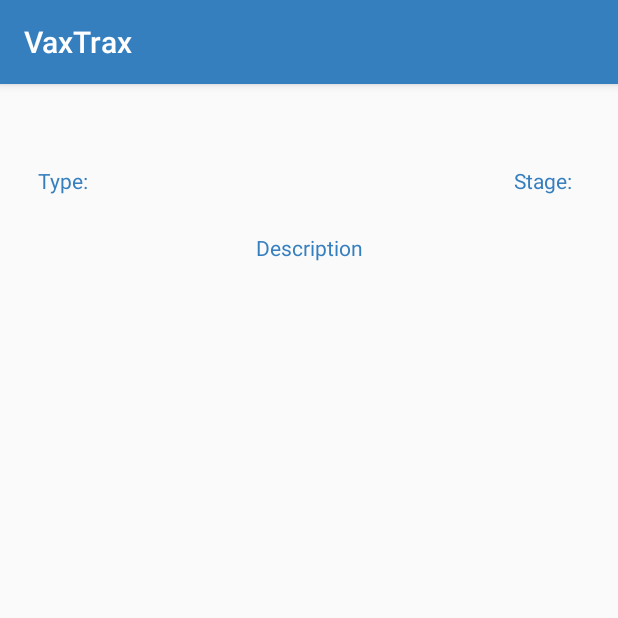
After one commit to shaamirnehal/VaxTrax, an Android app: the VaccinesDetail screen opened directly, with no data from a screen before it, on a phone screen of 412 x 824 dp, the top half of it. The commit adds this screen. Run offline under Robolectric (Android 15) with nearby library versions, the phone set to English and light mode, and no system bars; network calls fail.

Commit message:
Added vaccines details page and intent extras to get data

```diff
--- a/app/src/main/AndroidManifest.xml
+++ b/app/src/main/AndroidManifest.xml
@@ -12,7 +12,7 @@
         android:supportsRtl="true"
         android:theme="@style/AppTheme"
         android:usesCleartextTraffic="true">
-        <activity android:name=".vaccinesDetail"></activity>
+        <activity android:name=".VaccinesDetail"></activity>
         <activity android:name=".StatsCovid" />
         <activity android:name=".CovidPage" />
         <activity android:name=".VaccinePage" />
--- a/app/src/main/java/com/example/vaxtrax/RVadapter.java
+++ b/app/src/main/java/com/example/vaxtrax/RVadapter.java
@@ -1,6 +1,7 @@
 package com.example.vaxtrax;
 
 import android.content.Context;
+import android.content.Intent;
 import android.util.Log;
 import android.view.LayoutInflater;
 import android.view.View;
--- a/app/src/main/java/com/example/vaxtrax/VaccinePage.java
+++ b/app/src/main/java/com/example/vaxtrax/VaccinePage.java
@@ -1,12 +1,10 @@
 package com.example.vaxtrax;
 
 import androidx.appcompat.app.AppCompatActivity;
-import androidx.core.content.ContextCompat;
 import androidx.recyclerview.widget.LinearLayoutManager;
 import androidx.recyclerview.widget.RecyclerView;
 
 import android.content.Intent;
-import android.graphics.drawable.Drawable;
 import android.os.Bundle;
 import android.util.Log;
 import android.view.View;
@@ -79,7 +77,11 @@ public class VaccinePage extends AppCompatActivity implements RVadapter.ItemClic
 
     @Override
     public void onItemClick(View view, int position) {
-        Intent intent = new Intent(this, vaccinesDetail.class);
+        Intent intent = new Intent(this, VaccinesDetail.class);
+        intent.putExtra("name", vList.get(position).getName());
+        intent.putExtra("type", vList.get(position).getType());
+        intent.putExtra("stage", vList.get(position).getStage());
+        intent.putExtra("info", vList.get(position).getInfo());
         startActivity(intent);
     }
 }
--- /dev/null
+++ b/app/src/main/java/com/example/vaxtrax/VaccinesDetail.java
@@ -0,0 +1,41 @@
+package com.example.vaxtrax;
+
+import androidx.appcompat.app.AppCompatActivity;
+
+import android.content.Intent;
+import android.os.Bundle;
+import android.widget.TextView;
+
+import java.util.ArrayList;
+
+public class VaccinesDetail extends AppCompatActivity {
+    TextView tv_name;
+    TextView tv_type;
+    TextView tv_stage;
+    TextView tv_info;
+
+    @Override
+    protected void onCreate(Bundle savedInstanceState) {
+        super.onCreate(savedInstanceState);
+        setContentView(R.layout.activity_vaccines_detail);
+
+        Intent intent = getIntent();
+        String name = intent.getStringExtra("name");
+        String type = intent.getStringExtra("type");
+        String stage = intent.getStringExtra("stage");
+        String info = intent.getStringExtra("info");
+        Vaccines vac = new Vaccines(name, type, stage, info);
+
+        tv_name = findViewById(R.id.tv_name);
+        tv_type = findViewById(R.id.tv_type);
+        tv_stage = findViewById(R.id.tv_stage);
+        tv_info = findViewById(R.id.tv_info);
+
+
+        tv_name.setText(vac.getName());
+        tv_type.setText(vac.getType());
+        tv_stage.setText(vac.getStage());
+        tv_info.setText(vac.getInfo());
+
+    }
+}
--- a/app/src/main/java/com/example/vaxtrax/vaccinesDetail.java
+++ /dev/null
@@ -1,14 +0,0 @@
-package com.example.vaxtrax;
-
-import androidx.appcompat.app.AppCompatActivity;
-
-import android.os.Bundle;
-
-public class vaccinesDetail extends AppCompatActivity {
-
-    @Override
-    protected void onCreate(Bundle savedInstanceState) {
-        super.onCreate(savedInstanceState);
-        setContentView(R.layout.activity_vaccines_detail);
-    }
-}
--- a/app/src/main/res/layout/activity_vaccines_detail.xml
+++ b/app/src/main/res/layout/activity_vaccines_detail.xml
@@ -4,6 +4,78 @@
     xmlns:tools="http://schemas.android.com/tools"
     android:layout_width="match_parent"
     android:layout_height="match_parent"
-    tools:context=".vaccinesDetail">
+    tools:context=".VaccinesDetail">
 
+    <TextView
+        android:textColor="@color/colorPrimary"
+        android:id="@+id/tv_name"
+        android:layout_width="wrap_content"
+        android:layout_height="wrap_content"
+        android:layout_marginTop="10dp"
+        app:layout_constraintEnd_toEndOf="parent"
+        app:layout_constraintStart_toStartOf="parent"
+        app:layout_constraintTop_toTopOf="parent" />
+
+    <TextView
+        android:textColor="@color/colorPrimary"
+        android:id="@+id/type_display"
+        android:layout_width="wrap_content"
+        android:layout_height="wrap_content"
+        android:layout_marginStart="25dp"
+        android:layout_marginTop="25dp"
+        android:text="@string/type"
+        app:layout_constraintStart_toStartOf="parent"
+        app:layout_constraintTop_toBottomOf="@+id/tv_name" />
+
+    <TextView
+        android:textColor="@color/colorPrimary"
+        android:id="@+id/stage_display"
+        android:layout_width="wrap_content"
+        android:layout_height="wrap_content"
+        android:layout_marginTop="25dp"
+        android:layout_marginEnd="5dp"
+        android:text="@string/stage"
+        app:layout_constraintEnd_toStartOf="@+id/tv_stage"
+        app:layout_constraintTop_toBottomOf="@+id/tv_name" />
+
+    <TextView
+        android:textColor="@color/colorPrimary"
+        android:id="@+id/info_display"
+        android:layout_width="wrap_content"
+        android:layout_height="wrap_content"
+        android:layout_marginTop="25dp"
+        android:text="@string/description"
+        app:layout_constraintEnd_toEndOf="parent"
+        app:layout_constraintStart_toStartOf="parent"
+        app:layout_constraintTop_toBottomOf="@+id/type_display" />
+
+    <TextView
+        android:textColor="@color/colorPrimary"
+        android:id="@+id/tv_type"
+        android:layout_width="wrap_content"
+        android:layout_height="wrap_content"
+        android:layout_marginStart="5dp"
+        app:layout_constraintBottom_toBottomOf="@+id/type_display"
+        app:layout_constraintStart_toEndOf="@+id/type_display"
+        app:layout_constraintTop_toTopOf="@+id/type_display" />
+
+    <TextView
+        android:textColor="@color/colorPrimary"
+        android:id="@+id/tv_stage"
+        android:layout_width="wrap_content"
+        android:layout_height="wrap_content"
+        android:layout_marginEnd="25dp"
+        app:layout_constraintBottom_toBottomOf="@+id/stage_display"
+        app:layout_constraintEnd_toEndOf="parent"
+        app:layout_constraintTop_toTopOf="@+id/stage_display" />
+
+    <TextView
+        android:textColor="@color/colorPrimary"
+        android:id="@+id/tv_info"
+        android:layout_width="wrap_content"
+        android:layout_height="wrap_content"
+        android:layout_marginTop="10dp"
+        app:layout_constraintEnd_toEndOf="parent"
+        app:layout_constraintStart_toStartOf="parent"
+        app:layout_constraintTop_toBottomOf="@+id/info_display" />
 </androidx.constraintlayout.widget.ConstraintLayout>
--- a/app/src/main/res/values/strings.xml
+++ b/app/src/main/res/values/strings.xml
@@ -37,4 +37,5 @@
     <string name="total_recovered">Total Recovered:</string>
     <string name="new_recovered">New Recovered:</string>
     <string name="country">Country:</string>
+    <string name="description">Description</string>
 </resources>
```
